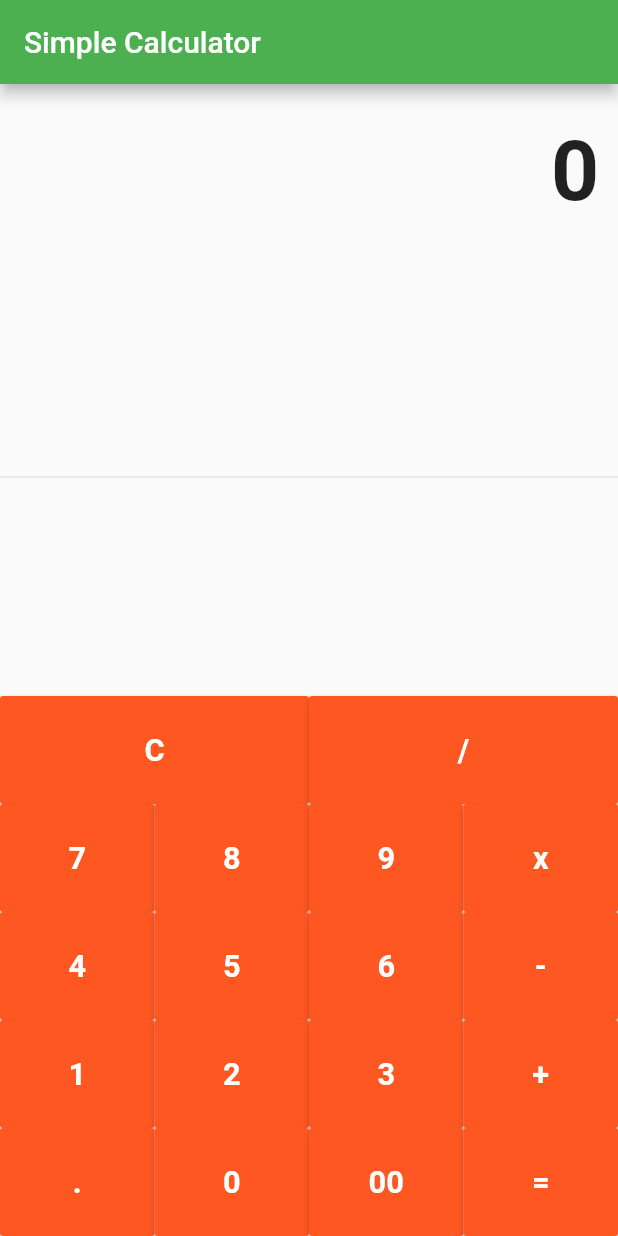
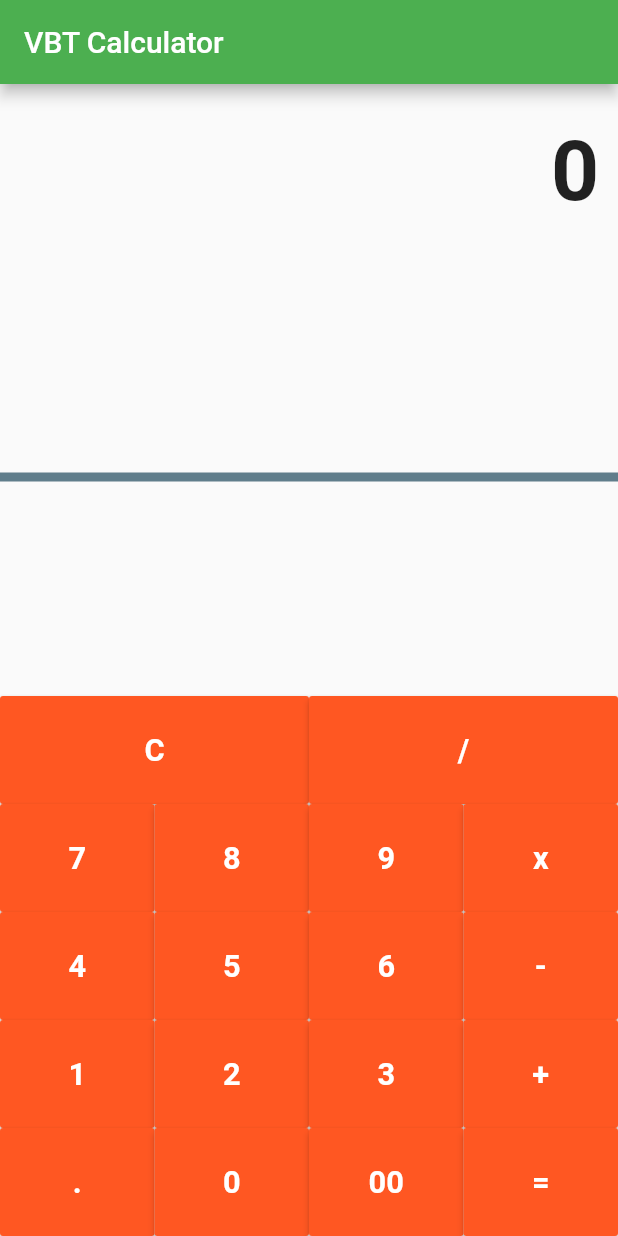
Before and after one commit to VBT-Intership/ErtugrulOzvardar-FlutterCalculator, a Flutter app: the screen it shows after launch, on a phone screen of 412 x 824 dp. Run offline on Flutter 3.47's test engine with Material 2 defaults, Android fonts, the phone set to English and light mode, and no system bars.

Commit message:
Divider uzerinde degisiklik yapildi.

```diff
--- a/simple_calculator/lib/main.dart
+++ b/simple_calculator/lib/main.dart
@@ -8,12 +8,12 @@ class MyApp extends StatelessWidget {
   @override
   Widget build(BuildContext context) {
     return MaterialApp(
-      title: 'Calculator',
+      title: 'MyCalculator',
       theme: ThemeData(
         primarySwatch: Colors.green,
         visualDensity: VisualDensity.adaptivePlatformDensity,
       ),
-      home: MyHomePage(title: 'Simple Calculator'),
+      home: MyHomePage(title: 'VBT Calculator'),
     );
   }
 }
@@ -126,7 +126,7 @@ Widget createButton(String pressed){
               ),
               ),
 
-            Expanded(child: Divider()),
+            Expanded(child: Divider(color: Colors.blueGrey, thickness: 6,), ),
 
             Column(children: [
                     Row(
```
